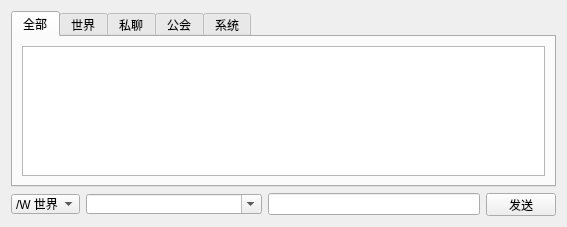
Above: src/coeus/coeus_client_qt/game_chat_widget.ui from AngryPowman/Coeus before the change. Below: the same form after it.
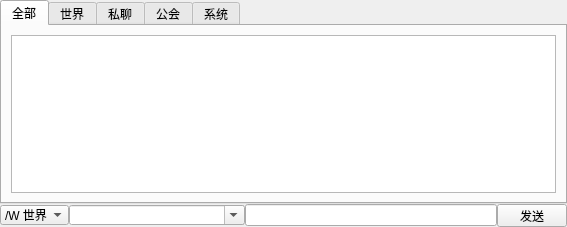
That is the form after the change.

Commit message: Adjust UI margin : Bag dialog and chat widget.

Patch:
```diff
--- a/src/coeus/coeus_client_qt/game_chat_widget.ui
+++ b/src/coeus/coeus_client_qt/game_chat_widget.ui
@@ -23,6 +23,21 @@
    <string/>
   </property>
   <layout class="QVBoxLayout" name="verticalLayout">
+   <property name="spacing">
+    <number>0</number>
+   </property>
+   <property name="leftMargin">
+    <number>0</number>
+   </property>
+   <property name="topMargin">
+    <number>0</number>
+   </property>
+   <property name="rightMargin">
+    <number>0</number>
+   </property>
+   <property name="bottomMargin">
+    <number>0</number>
+   </property>
    <item>
     <widget class="QTabWidget" name="tabWidget">
      <property name="styleSheet">
```
The commit also changes 1 other file.
